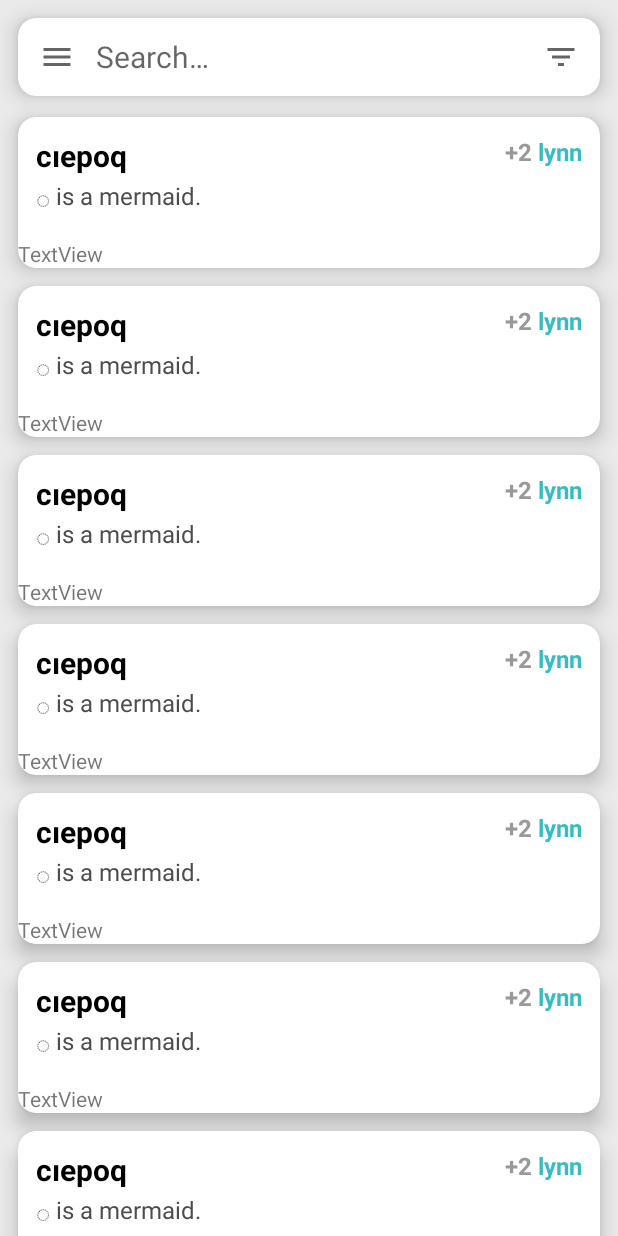
After one commit to toaq/toadua-android, an Android app: the fragment SearchFragment shown on its own in the app's theme, on a phone screen of 412 x 824 dp. The commit adds this screen. Run offline under Robolectric (Android 15) with nearby library versions, the phone set to English and light mode, and no system bars.

Commit message:
Add rough draft of search fragment

```diff
--- a/app/build.gradle
+++ b/app/build.gradle
@@ -42,6 +42,7 @@ dependencies {
     implementation 'androidx.constraintlayout:constraintlayout:2.1.1'
     implementation 'androidx.navigation:navigation-fragment-ktx:2.3.5'
     implementation 'androidx.navigation:navigation-ui-ktx:2.3.5'
+    implementation 'androidx.legacy:legacy-support-v4:1.0.0'
     testImplementation 'junit:junit:4.+'
     androidTestImplementation 'androidx.test.ext:junit:1.1.3'
     androidTestImplementation 'androidx.test.espresso:espresso-core:3.4.0'
--- /dev/null
+++ b/app/src/main/java/town/robin/toadua/SearchFragment.kt
@@ -0,0 +1,45 @@
+package town.robin.toadua
+
+import android.os.Bundle
+import androidx.fragment.app.Fragment
+import android.view.LayoutInflater
+import android.view.View
+import android.view.ViewGroup
+import androidx.core.os.bundleOf
+import androidx.navigation.fragment.findNavController
+import androidx.recyclerview.widget.LinearLayoutManager
+import androidx.recyclerview.widget.RecyclerView
+import town.robin.toadua.databinding.FragmentSearchBinding
+import town.robin.toadua.databinding.SearchCardBinding
+
+class SearchFragment : Fragment() {
+    private lateinit var binding: FragmentSearchBinding
+
+    override fun onCreateView(
+        inflater: LayoutInflater, container: ViewGroup?,
+        savedInstanceState: Bundle?
+    ): View? {
+        binding = FragmentSearchBinding.inflate(inflater, container, false)
+
+        val searchResultAdapter = SearchResultsAdapter()
+        binding.searchResults.adapter = searchResultAdapter
+        binding.searchResults.apply {
+            adapter = searchResultAdapter
+            layoutManager = LinearLayoutManager(context)
+        }
+
+        return binding.root
+    }
+
+    private inner class SearchResultsAdapter : RecyclerView.Adapter<SearchResultsAdapter.ViewHolder>() {
+        inner class ViewHolder(binding: SearchCardBinding) : RecyclerView.ViewHolder(binding.root)
+
+        override fun onCreateViewHolder(parent: ViewGroup, viewType: Int): ViewHolder =
+            ViewHolder(SearchCardBinding.inflate(LayoutInflater.from(parent.context), parent, false))
+
+        override fun getItemCount(): Int = 16
+
+        override fun onBindViewHolder(holder: ViewHolder, position: Int) {
+        }
+    }
+}
--- /dev/null
+++ b/app/src/main/res/drawable/ic_filter.xml
@@ -0,0 +1,10 @@
+<vector xmlns:android="http://schemas.android.com/apk/res/android"
+    android:width="24dp"
+    android:height="24dp"
+    android:viewportWidth="24"
+    android:viewportHeight="24"
+    android:tint="?attr/colorControlNormal">
+  <path
+      android:fillColor="@android:color/white"
+      android:pathData="M10,18h4v-2h-4v2zM3,6v2h18L21,6L3,6zM6,13h12v-2L6,11v2z"/>
+</vector>
--- /dev/null
+++ b/app/src/main/res/drawable/ic_menu.xml
@@ -0,0 +1,10 @@
+<vector xmlns:android="http://schemas.android.com/apk/res/android"
+    android:width="24dp"
+    android:height="24dp"
+    android:viewportWidth="24"
+    android:viewportHeight="24"
+    android:tint="?attr/colorControlNormal">
+  <path
+      android:fillColor="@android:color/white"
+      android:pathData="M3,18h18v-2L3,16v2zM3,13h18v-2L3,11v2zM3,6v2h18L21,6L3,6z"/>
+</vector>
--- /dev/null
+++ b/app/src/main/res/layout/fragment_search.xml
@@ -0,0 +1,73 @@
+<?xml version="1.0" encoding="utf-8"?>
+<androidx.constraintlayout.widget.ConstraintLayout xmlns:android="http://schemas.android.com/apk/res/android"
+    xmlns:app="http://schemas.android.com/apk/res-auto"
+    xmlns:tools="http://schemas.android.com/tools"
+    android:layout_width="match_parent"
+    android:layout_height="match_parent"
+    android:background="@color/light_gray"
+    tools:context=".SearchFragment">
+
+    <androidx.cardview.widget.CardView
+        android:id="@+id/cardView"
+        android:layout_width="0dp"
+        android:layout_height="52dp"
+        android:layout_marginStart="12dp"
+        android:layout_marginTop="12dp"
+        android:layout_marginEnd="12dp"
+        app:cardCornerRadius="12dp"
+        app:cardElevation="8dp"
+        app:layout_constraintEnd_toEndOf="parent"
+        app:layout_constraintStart_toStartOf="parent"
+        app:layout_constraintTop_toTopOf="parent">
+
+        <LinearLayout
+            android:layout_width="match_parent"
+            android:layout_height="match_parent"
+            android:orientation="horizontal"
+            android:padding="8dp">
+
+            <ImageButton
+                android:id="@+id/menu_button"
+                android:layout_width="36dp"
+                android:layout_height="match_parent"
+                android:background="@null"
+                android:contentDescription="@string/menu"
+                android:src="@drawable/ic_menu" />
+
+            <EditText
+                android:id="@+id/search_input"
+                android:layout_width="wrap_content"
+                android:layout_height="match_parent"
+                android:layout_marginStart="8dp"
+                android:layout_marginEnd="8dp"
+                android:layout_weight="1"
+                android:background="@null"
+                android:ems="10"
+                android:hint="@string/search"
+                android:inputType="text"
+                android:textSize="20sp" />
+
+            <ImageButton
+                android:id="@+id/filter_button"
+                android:layout_width="36dp"
+                android:layout_height="match_parent"
+                android:background="@null"
+                android:contentDescription="@string/filter"
+                android:src="@drawable/ic_filter" />
+
+        </LinearLayout>
+
+    </androidx.cardview.widget.CardView>
+
+    <androidx.recyclerview.widget.RecyclerView
+        android:id="@+id/search_results"
+        android:layout_width="match_parent"
+        android:layout_height="match_parent"
+        android:clipToPadding="false"
+        android:paddingStart="12dp"
+        android:paddingTop="78dp"
+        android:paddingEnd="12dp"
+        app:layout_constraintEnd_toEndOf="parent"
+        app:layout_constraintStart_toStartOf="parent"
+        app:layout_constraintTop_toTopOf="parent" />
+</androidx.constraintlayout.widget.ConstraintLayout>
--- /dev/null
+++ b/app/src/main/res/layout/search_card.xml
@@ -0,0 +1,93 @@
+<?xml version="1.0" encoding="utf-8"?>
+<androidx.cardview.widget.CardView xmlns:android="http://schemas.android.com/apk/res/android"
+    xmlns:app="http://schemas.android.com/apk/res-auto"
+    xmlns:tools="http://schemas.android.com/tools"
+    android:layout_width="match_parent"
+    android:layout_height="wrap_content"
+    android:layout_marginBottom="12dp"
+    android:clickable="true"
+    app:cardCornerRadius="12dp"
+    app:cardElevation="8dp">
+
+    <androidx.constraintlayout.widget.ConstraintLayout
+        android:layout_width="match_parent"
+        android:layout_height="match_parent">
+
+        <androidx.constraintlayout.widget.ConstraintLayout
+            android:id="@+id/constraintLayout"
+            android:layout_width="match_parent"
+            android:layout_height="wrap_content"
+            app:layout_constraintStart_toStartOf="parent"
+            app:layout_constraintTop_toTopOf="parent">
+
+
+            <TextView
+                android:id="@+id/head"
+                android:layout_width="0dp"
+                android:layout_height="wrap_content"
+                android:layout_marginStart="12dp"
+                android:layout_marginTop="12dp"
+                android:text="cıepoq"
+                android:textColor="@color/black"
+                android:textSize="20sp"
+                android:textStyle="bold"
+                app:layout_constraintStart_toStartOf="parent"
+                app:layout_constraintTop_toTopOf="parent"
+                app:layout_constraintVertical_chainStyle="packed" />
+
+            <TextView
+                android:id="@+id/score"
+                android:layout_width="wrap_content"
+                android:layout_height="wrap_content"
+                android:layout_marginEnd="4dp"
+                android:text="+2"
+                android:textColor="@color/gray"
+                android:textSize="16sp"
+                android:textStyle="bold"
+                app:layout_constraintEnd_toStartOf="@+id/author"
+                app:layout_constraintTop_toTopOf="@+id/author" />
+
+            <TextView
+                android:id="@+id/author"
+                android:layout_width="wrap_content"
+                android:layout_height="wrap_content"
+                android:layout_marginTop="12dp"
+                android:layout_marginEnd="12dp"
+                android:text="lynn"
+                android:textColor="@color/blue"
+                android:textSize="16sp"
+                android:textStyle="bold"
+                app:layout_constraintEnd_toEndOf="parent"
+                app:layout_constraintTop_toTopOf="parent" />
+
+
+            <TextView
+                android:id="@+id/body"
+                android:layout_width="wrap_content"
+                android:layout_height="wrap_content"
+                android:layout_marginTop="2dp"
+                android:layout_marginBottom="12dp"
+                android:text="◌ is a mermaid."
+                android:textAppearance="@style/TextAppearance.AppCompat.Body1"
+                android:textColor="@color/dark_gray"
+                android:textSize="16sp"
+                app:layout_constraintBottom_toBottomOf="parent"
+                app:layout_constraintStart_toStartOf="@+id/head"
+                app:layout_constraintTop_toBottomOf="@+id/head" />
+        </androidx.constraintlayout.widget.ConstraintLayout>
+
+        <androidx.constraintlayout.widget.ConstraintLayout
+            android:layout_width="match_parent"
+            android:layout_height="match_parent"
+            app:layout_constraintStart_toStartOf="parent"
+            app:layout_constraintTop_toBottomOf="@+id/constraintLayout">
+
+            <TextView
+                android:id="@+id/textView3"
+                android:layout_width="wrap_content"
+                android:layout_height="wrap_content"
+                android:text="TextView" />
+        </androidx.constraintlayout.widget.ConstraintLayout>
+    </androidx.constraintlayout.widget.ConstraintLayout>
+
+</androidx.cardview.widget.CardView>
--- a/app/src/main/res/values/colors.xml
+++ b/app/src/main/res/values/colors.xml
@@ -6,4 +6,5 @@
     <color name="pink">#ff5e77</color>
     <color name="light_gray">#eaeaea</color>
     <color name="gray">#999999</color>
+    <color name="dark_gray">#4c4c4c</color>
 </resources>
--- a/app/src/main/res/values/strings.xml
+++ b/app/src/main/res/values/strings.xml
@@ -3,4 +3,7 @@
     <!-- TODO: Remove or change this placeholder text -->
     <string name="hello_blank_fragment">Hello blank fragment</string>
     <string name="sign_in">Sign In</string>
+    <string name="search">Search…</string>
+    <string name="menu">Menu</string>
+    <string name="filter">Filter</string>
 </resources>
```
